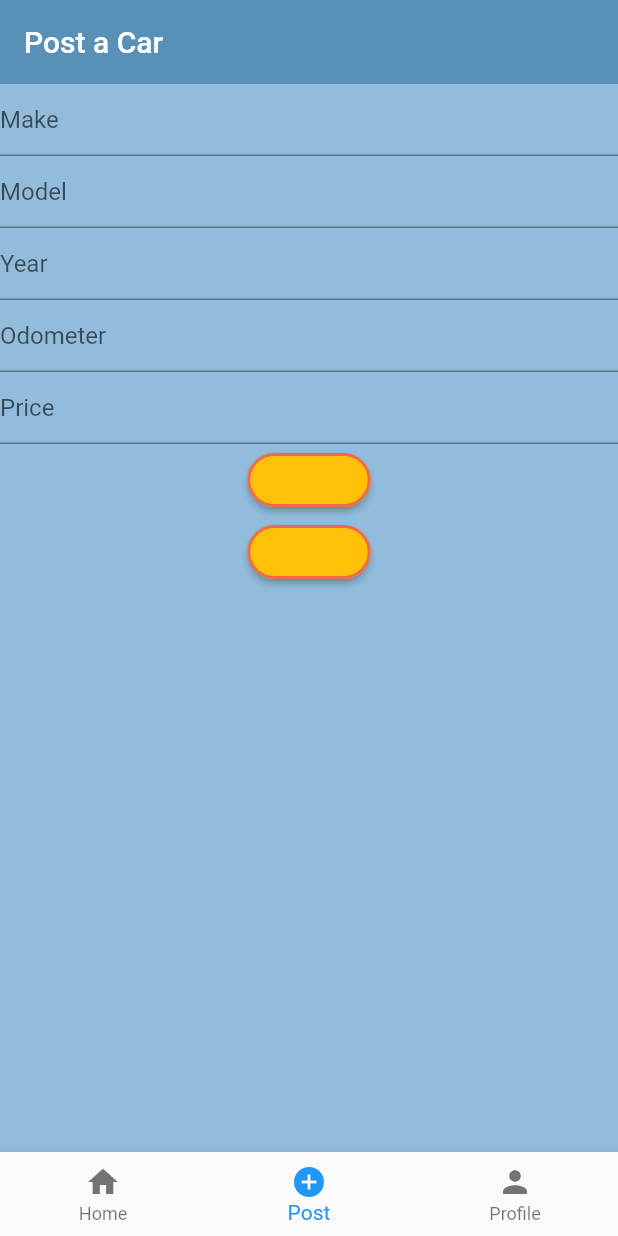
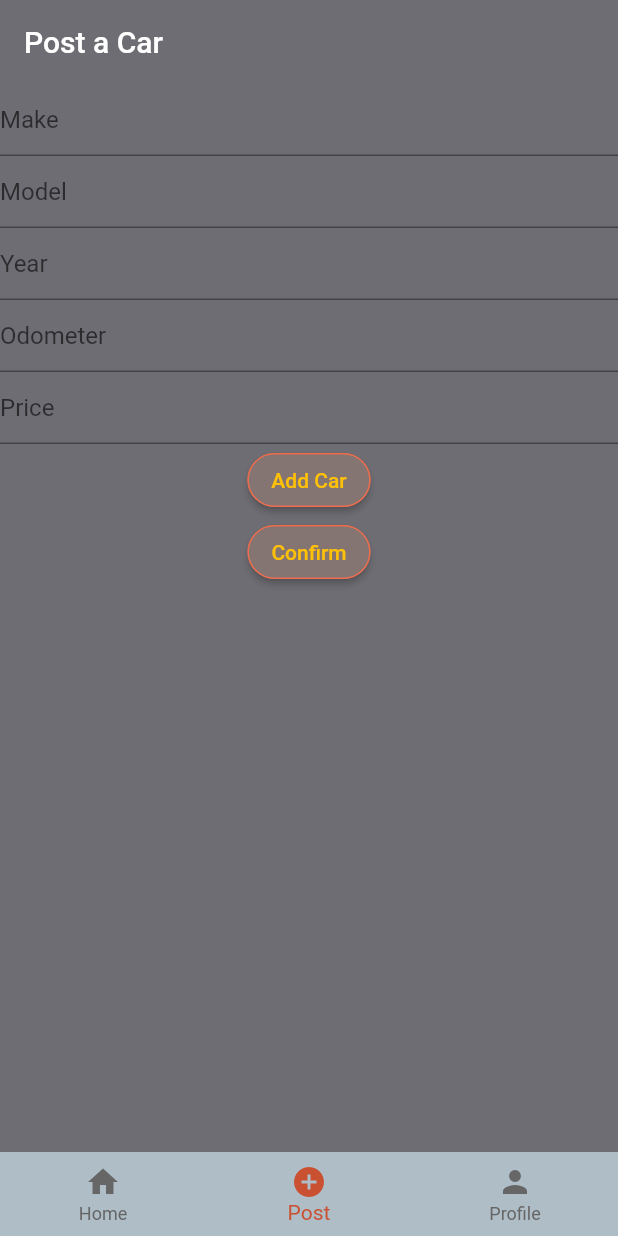
Before and after one commit to domtom1126/stick_testing, a Flutter app: the screen it shows after launch, item 2 of the bottom bar chosen, on a phone screen of 412 x 824 dp. Run offline on Flutter 3.47's test engine with Material 2 defaults, Android fonts, the phone set to English and light mode, and no system bars; our stand-ins replace bloc, cloud_firestore, firebase_core, flutter_bloc, hexcolor; accounts and stored records are empty.

Commit message:
added global color vars

```diff
--- a/lib/main.dart
+++ b/lib/main.dart
@@ -8,12 +8,21 @@ import 'package:testing/widgets/bottom_bar.dart';
 void main() async {
   WidgetsFlutterBinding.ensureInitialized();
   await Firebase.initializeApp();
-  runApp(const MyApp());
+  runApp(MyApp());
 }
 
 class MyApp extends StatelessWidget {
-  const MyApp({Key? key}) : super(key: key);
+  MyApp({Key? key}) : super(key: key);
 
+  final appBarBackgroundColor = Colors.transparent;
+  final appBarTextColor = HexColor('ffffff');
+  final scaffoldBackgroundColor = HexColor('6E6D73');
+  final bottomBarBackgroundColor = HexColor('AFBDC7');
+  final selectedColor = HexColor('C95132');
+  final unselectedColor = HexColor('666666');
+  final buttonBackgroundColor = HexColor('857572');
+  final buttonForegroundColor = HexColor('FFC107');
+  final buttonBorderColor = HexColor('EE6C4D');
   // This widget is the root of your application.
   @override
   Widget build(BuildContext context) {
@@ -21,19 +30,25 @@ class MyApp extends StatelessWidget {
       // initialRoute: '/home',
       debugShowCheckedModeBanner: false,
       theme: ThemeData(
+        bottomNavigationBarTheme: BottomNavigationBarThemeData(
+          elevation: 0,
+          backgroundColor: bottomBarBackgroundColor,
+          selectedItemColor: selectedColor,
+          unselectedItemColor: unselectedColor,
+        ),
         elevatedButtonTheme: ElevatedButtonThemeData(
           style: ButtonStyle(
             backgroundColor: MaterialStateProperty.all<Color>(
-              HexColor('#FFC107'),
+              buttonBackgroundColor,
             ),
             foregroundColor: MaterialStateProperty.all<Color>(
-              HexColor('#FFC107'),
+              buttonForegroundColor,
             ),
             shape: MaterialStateProperty.all<OutlinedBorder>(
               RoundedRectangleBorder(
                 side: BorderSide(
-                  color: HexColor('EE6C4D'),
-                  width: 2,
+                  color: buttonBorderColor,
+                  width: 1,
                 ),
                 borderRadius: BorderRadius.circular(25),
               ),
@@ -42,10 +57,11 @@ class MyApp extends StatelessWidget {
         ),
         // Global appBar theme
         appBarTheme: AppBarTheme(
-          color: HexColor('5890B8'),
+          backgroundColor: appBarBackgroundColor,
+          foregroundColor: appBarTextColor,
           elevation: 0,
         ),
-        scaffoldBackgroundColor: HexColor('91BCDB'),
+        scaffoldBackgroundColor: scaffoldBackgroundColor,
       ),
       home: const BottomBar(),
     );
```
